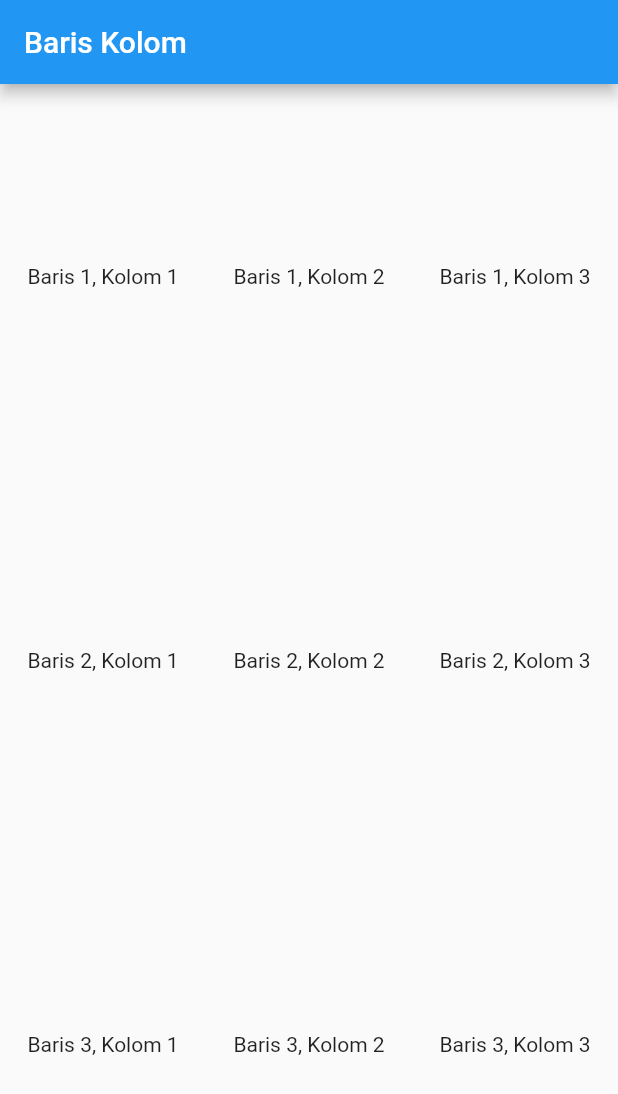
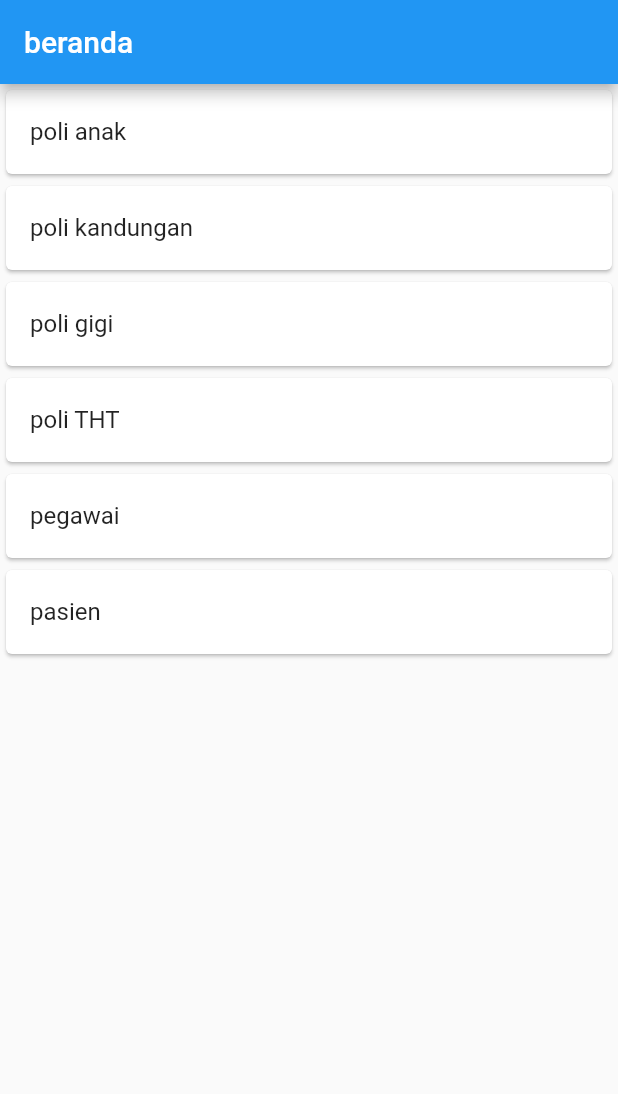
Before and after one commit to julydsp/flutter_application_july, a Flutter app: the screen it shows after launch, on a phone screen of 412 x 824 dp. Shown: the top 1094 px of the screen. Run offline on Flutter 3.47's test engine with Material 2 defaults, Android fonts, the phone set to English and light mode, and no system bars.

Commit message:
MEMBUAT PASIEN DAN PEGAWAI

```diff
--- a/lib/main.dart
+++ b/lib/main.dart
@@ -1,5 +1,5 @@
 import 'package:flutter/material.dart';
-import 'baris_kolom.dart';
+import 'ui/poli_page.dart';
 void main() {
   runApp(const MyApp());
 }
@@ -9,8 +9,9 @@ class MyApp extends StatelessWidget {
   @override
   Widget build(BuildContext context) {
     return const MaterialApp(
-      title : 'klinik',
-      home :Bariskolom(),
+      title : 'KLINIK APP',
+      debugShowCheckedModeBanner: false,
+      home : polipage(),
     );
   }
 }
--- /dev/null
+++ b/lib/model/pegawai.dart
@@ -0,0 +1,18 @@
+class Pegawai {
+  int? id;
+  String nip;
+  String nama;
+  String tanggal_lahir;
+  String nomor_telp;
+  String email;
+  String password;
+
+  Pegawai({this.id,
+  required this.nip,
+  required this.nama,
+  required this.tanggal_lahir,
+  required this.nomor_telp,
+  required this.email,
+  required this.password
+  });
+}
--- /dev/null
+++ b/lib/model/poli.dart
@@ -0,0 +1,6 @@
+class Poli {
+  String? id;
+  String namaPoli;
+
+  Poli({this.id, required this.namaPoli});
+}
--- /dev/null
+++ b/lib/ui/poli_page.dart
@@ -0,0 +1,80 @@
+import 'package:flutter/material.dart';
+import 'package:flutter_application_1/model/pegawai.dart';
+import 'package:flutter_application_1/model/poli.dart';
+import 'package:flutter_application_1/ui/poli_detail.dart';
+import 'package:flutter_application_1/ui/pegawai_detail.dart';
+
+  class polipage extends StatefulWidget {
+  const polipage({super.key});
+
+  @override
+  State<polipage> createState() => _polipageState();
+}
+
+class _polipageState extends State<polipage> {
+  @override
+  Widget build(BuildContext context) {
+    return Scaffold(
+      appBar: AppBar(title: const Text("beranda")),
+      body: ListView(
+        children: [
+          GestureDetector(
+            child: Card(
+              child: ListTile(
+                title: const Text("poli anak"),
+              ),
+            ),
+            onTap: () {
+              Poli PoliAnak = new Poli(namaPoli: "JANCOOOK");
+              Navigator.push(
+                context,
+                MaterialPageRoute(
+                  builder: (context) => PoliDetail(poli: PoliAnak)));
+            },
+          ),
+          Card(
+            child: ListTile(
+              title: const Text("poli kandungan"),
+            ),
+          ),
+          Card(
+            child: ListTile(
+              title: const Text("poli gigi"),
+            ),
+          ),
+          Card(
+            child: ListTile(
+              title: const Text("poli THT"),
+            ),
+          ),
+          GestureDetector(
+            child: Card(
+              child: ListTile(
+                title: const Text("pegawai"),
+              ),
+            ),
+           onTap: () {
+              Pegawai datapegawai = new Pegawai(
+                nip: "12210977",
+                nama: "JULY DWI SAPUTRA",
+                tanggal_lahir: "04 JULI 2003",
+                nomor_telp: "085865412191",
+                email: "julydsp04@gmail.com",
+                password: "1234567890"
+              );
+              Navigator.push(
+                context,
+                MaterialPageRoute(
+                  builder: (context) => Pegawaidetail(pegawai: datapegawai)));
+            },
+          ),
+          Card(
+            child: ListTile(
+              title: const Text("pasien"),
+            ),
+          )
+        ],
+      ),
+    );
+  }
+}
```
Also changed, not shown: lib/ui/pegawai_detail.dart (added, +70 -0 lines), lib/ui/poli_detail.dart (added, +44 -0 lines).
